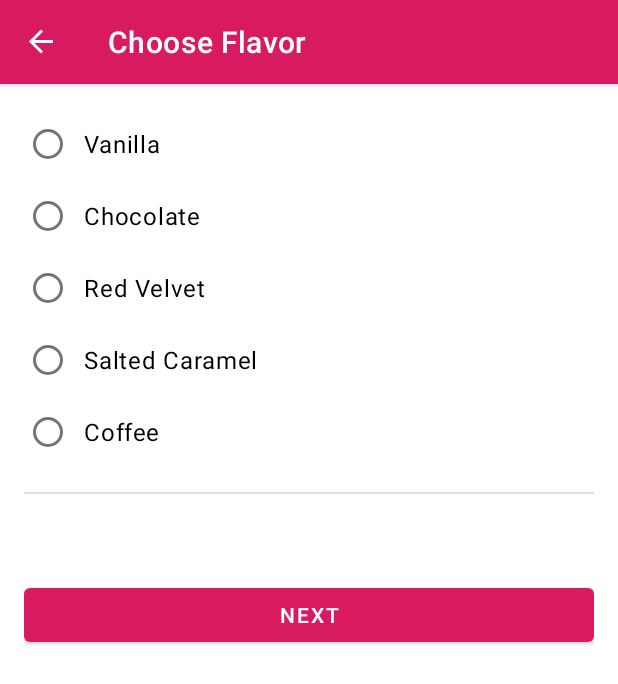
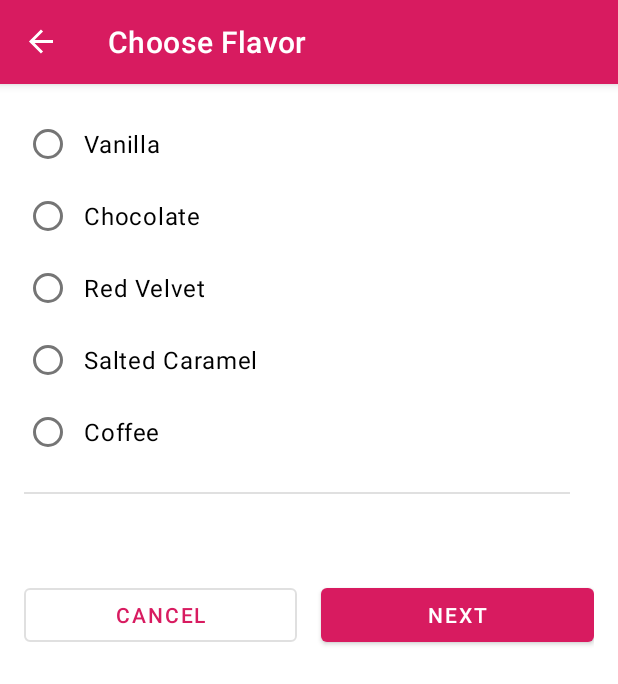
Before and after one commit to daniapm/Cupcake-App, an Android app: the FlavorFragment screen opened through its navigation route, on a phone screen of 412 x 824 dp. Shown: the top 684 px of the screen. Run offline under Robolectric (Android 15) with nearby library versions, the phone set to English and light mode, and no system bars; our stand-ins replace data binding, navigation-ui; 2 statements that could not run were skipped.

```diff
--- a/app/src/main/java/com/example/cupcake/FlavorFragment.kt
+++ b/app/src/main/java/com/example/cupcake/FlavorFragment.kt
@@ -73,4 +73,9 @@ class FlavorFragment : Fragment() {
         super.onDestroyView()
         binding = null
     }
+
+    fun cancelOrder() {
+        sharedViewModel.resetOrder()
+        findNavController().navigate(R.id.action_flavorFragment_to_startFragment)
+    }
 }
--- a/app/src/main/java/com/example/cupcake/PickupFragment.kt
+++ b/app/src/main/java/com/example/cupcake/PickupFragment.kt
@@ -71,4 +71,9 @@ class PickupFragment : Fragment() {
         super.onDestroyView()
         binding = null
     }
+
+    fun cancelOrder() {
+        sharedViewModel.resetOrder()
+        findNavController().navigate(R.id.action_pickupFragment_to_startFragment)
+    }
 }
--- a/app/src/main/res/layout/fragment_flavor.xml
+++ b/app/src/main/res/layout/fragment_flavor.xml
@@ -81,7 +81,9 @@
                 android:layout_marginTop="@dimen/side_margin"
                 app:layout_constraintEnd_toEndOf="parent"
                 app:layout_constraintStart_toStartOf="parent"
-                app:layout_constraintTop_toBottomOf="@id/flavor_options" />
+                app:layout_constraintStart_toEndOf="@id/cancel_button"
+                app:layout_constraintTop_toBottomOf="@id/flavor_options"
+                android:layout_marginEnd="@dimen/side_margin"/>
 
             <TextView
                 android:id="@+id/subtotal"
@@ -89,21 +91,34 @@
                 android:layout_width="wrap_content"
                 android:layout_height="wrap_content"
                 android:layout_marginTop="@dimen/side_margin"
+                android:text="@{@string/subtotal_price(viewModel.price)}"
                 app:layout_constraintEnd_toEndOf="parent"
                 app:layout_constraintTop_toBottomOf="@id/divider"
-                android:text="@{@string/subtotal_price(viewModel.price)}" />
+                tools:text="Subtotal $5.00" />
+
+            <Button
+                android:id="@+id/cancel_button"
+                style="?attr/materialButtonOutlinedStyle"
+                android:layout_width="0dp"
+                android:layout_height="wrap_content"
+                android:layout_marginEnd="@dimen/side_margin"
+                android:text="@string/cancel"
+                app:layout_constraintEnd_toStartOf="@id/next_button"
+                android:onClick="@{() -> flavorFragment.cancelOrder()}"
+                app:layout_constraintStart_toStartOf="parent"
+                app:layout_constraintTop_toTopOf="@id/next_button" />
 
             <Button
                 android:id="@+id/next_button"
                 android:layout_width="0dp"
                 android:layout_height="wrap_content"
                 android:layout_marginTop="@dimen/side_margin"
+                android:onClick="@{() -> flavorFragment.goToNextScreen()}"
                 android:text="@string/next"
                 app:layout_constraintBottom_toBottomOf="parent"
                 app:layout_constraintEnd_toEndOf="parent"
-                app:layout_constraintStart_toStartOf="parent"
-                app:layout_constraintTop_toBottomOf="@id/subtotal"
-                android:onClick="@{() -> flavorFragment.goToNextScreen()}"/>
+                app:layout_constraintStart_toEndOf="@id/cancel_button"
+                app:layout_constraintTop_toBottomOf="@id/subtotal" />
 
         </androidx.constraintlayout.widget.ConstraintLayout>
     </ScrollView>
--- a/app/src/main/res/navigation/nav_graph.xml
+++ b/app/src/main/res/navigation/nav_graph.xml
@@ -35,6 +35,11 @@
         <action
             android:id="@+id/action_flavorFragment_to_pickupFragment"
             app:destination="@id/pickupFragment" />
+        <action
+            android:id="@+id/action_flavorFragment_to_startFragment"
+            app:destination="@id/startFragment"
+            app:popUpTo="@id/startFragment"
+            app:popUpToInclusive="true" />
     </fragment>
     <fragment
         android:id="@+id/pickupFragment"
@@ -44,10 +49,21 @@
         <action
             android:id="@+id/action_pickupFragment_to_summaryFragment"
             app:destination="@id/summaryFragment" />
+        <action
+            android:id="@+id/action_pickupFragment_to_startFragment"
+            app:destination="@id/startFragment"
+            app:popUpTo="@id/startFragment"
+            app:popUpToInclusive="true" />
     </fragment>
     <fragment
         android:id="@+id/summaryFragment"
         android:name="com.example.cupcake.SummaryFragment"
         android:label="@string/order_summary"
-        tools:layout="@layout/fragment_summary" />
+        tools:layout="@layout/fragment_summary" >
+        <action
+            android:id="@+id/action_summaryFragment_to_startFragment"
+            app:destination="@id/startFragment"
+            app:popUpTo="@id/startFragment"
+            app:popUpToInclusive="true" />
+    </fragment>
 </navigation>
--- a/app/src/main/res/values/strings.xml
+++ b/app/src/main/res/values/strings.xml
@@ -37,6 +37,10 @@
     <string name="subtotal_price">Subtotal %s</string>
     <string name="total_price">Total %s</string>
     <string name="new_cupcake_order">New Cupcake Order</string>
-    <string name="order_details">Quantity: %1$s cupcakes \n Flavor: %2$s \nPickup date: %3$s \n
+    <string name="order_details">Quantity: %1$s \n Flavor: %2$s \nPickup date: %3$s \n
         Total: %4$s \n\n Thank you!</string>
+    <plurals name="cupcakes">
+        <item quantity="one">%d cupcake</item>
+        <item quantity="other">%d cupcakes</item>
+    </plurals>
 </resources>
```
Also changed, not shown: app/src/main/java/com/example/cupcake/SummaryFragment.kt (+26 -1 lines), app/src/main/res/layout/fragment_pickup.xml (+13 -1 lines), app/src/main/res/layout/fragment_summary.xml (+9 -0 lines).
